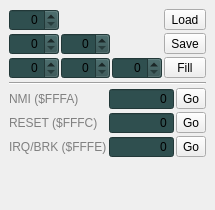
This is memorywidget.ui in rjaremczak/mo65x as Qt 5 draws it before an edit. The edited form follows.
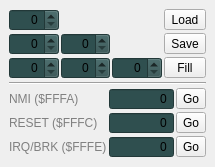
This is the edited form. Custom widgets are drawn as their Qt base class.

```diff
--- a/memorywidget.ui
+++ b/memorywidget.ui
@@ -7,7 +7,7 @@
     <x>0</x>
     <y>0</y>
     <width>215</width>
-    <height>210</height>
+    <height>208</height>
    </rect>
   </property>
   <property name="styleSheet">
@@ -25,6 +25,9 @@
     <property name="spacing">
      <number>2</number>
     </property>
+    <property name="sizeConstraint">
+     <enum>QLayout::SetMaximumSize</enum>
+    </property>
     <item>
      <layout class="QGridLayout" name="memLayout">
       <property name="spacing">
@@ -388,19 +391,6 @@
       </item>
      </layout>
     </item>
-    <item>
-     <spacer name="verticalSpacer">
-      <property name="orientation">
-       <enum>Qt::Vertical</enum>
-      </property>
-      <property name="sizeHint" stdset="0">
-       <size>
-        <width>0</width>
-        <height>0</height>
-       </size>
-      </property>
-     </spacer>
-    </item>
    </layout>
   </widget>
  </widget>
```
Left out of the diff: 6 changed lines with no effect on the pictures.
